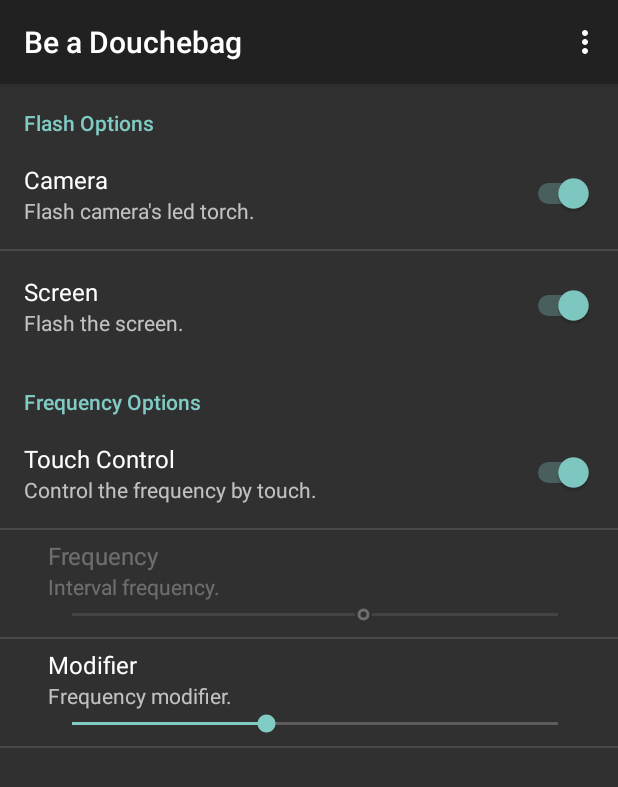
After one commit to Stamoulohta/Douchebag, an Android app: the fragment SettingsFragment placed in its activity, on a phone screen of 412 x 824 dp. The commit adds this screen. Shown: the top 787 px of the screen. Run offline under Robolectric (Android 15) with nearby library versions, the phone set to English and light mode, and no system bars; 1 statement that could not run was skipped.

Commit message:
Settings screen.

```diff
--- a/app/build.gradle
+++ b/app/build.gradle
@@ -15,12 +15,16 @@ android {
             minifyEnabled true
             proguardFiles getDefaultProguardFile('proguard-android.txt'), 'proguard-rules.pro'
         }
+        debug {
+            applicationIdSuffix ".debug"
+        }
     }
 }
 
 dependencies {
     implementation fileTree(dir: 'libs', include: ['*.jar'])
     implementation 'com.android.support:appcompat-v7:27.1.1'
+    implementation 'com.android.support:preference-v7:27.1.1'
     testImplementation 'junit:junit:4.12'
     androidTestImplementation 'com.android.support.test:runner:1.0.2'
     androidTestImplementation 'com.android.support.test.espresso:espresso-core:3.0.2'
--- a/app/src/main/java/com/stamoulohta/douchebag/MainActivity.java
+++ b/app/src/main/java/com/stamoulohta/douchebag/MainActivity.java
@@ -1,13 +1,80 @@
 package com.stamoulohta.douchebag;
 
+import android.content.SharedPreferences;
 import android.os.Bundle;
+import android.support.v7.app.ActionBar;
 import android.support.v7.app.AppCompatActivity;
+import android.support.v7.preference.PreferenceManager;
+import android.support.v7.widget.Toolbar;
+import android.view.Menu;
+import android.view.MenuInflater;
+import android.view.MenuItem;
 
-public class MainActivity extends AppCompatActivity {
+public class MainActivity extends AppCompatActivity implements SharedPreferences.OnSharedPreferenceChangeListener {
+
+    SettingsFragment settingsFragment;
+    ActionBar actionBar;
 
     @Override
     protected void onCreate(Bundle savedInstanceState) {
         super.onCreate(savedInstanceState);
+        PreferenceManager.setDefaultValues(this, R.xml.preferences, false);
+        PreferenceManager.getDefaultSharedPreferences(this).registerOnSharedPreferenceChangeListener(this);
+        settingsFragment = new SettingsFragment();
         setContentView(R.layout.activity_main);
+        getFragmentManager().beginTransaction().add(R.id.fragment_holder, new StrobeFragment()).commit();
+        setSupportActionBar((Toolbar) findViewById(R.id.my_toolbar));
+        actionBar = getSupportActionBar();
+    }
+
+    @Override
+    public boolean onCreateOptionsMenu(Menu menu) {
+        MenuInflater inflater = getMenuInflater();
+        inflater.inflate(R.menu.main, menu);
+        return true;
+    }
+
+    @Override
+    public boolean onOptionsItemSelected(MenuItem item) {
+        switch (item.getItemId()) {
+            case R.id.action_settings:
+                getFragmentManager().beginTransaction()
+                        .replace(R.id.fragment_holder, settingsFragment)
+                        .addToBackStack(null)
+                        .commit();
+                setHomeButtonEnabled(true);
+                return true;
+
+            case android.R.id.home:
+                super.onBackPressed();
+                setHomeButtonEnabled(false);
+                return true;
+
+            default:
+                return false;
+        }
+    }
+
+    @Override
+    public void onSharedPreferenceChanged(SharedPreferences sharedPreferences, String key) {
+        switch (key) {
+            case SettingsFragment.CAMERA_KEY:
+                break;
+            case SettingsFragment.SCREEN_KEY:
+                break;
+            case SettingsFragment.TOUCH_KEY:
+                break;
+            case SettingsFragment.FREQ_KEY:
+                break;
+            case SettingsFragment.MOD_KEY:
+                break;
+        }
+    }
+
+    private void setHomeButtonEnabled(boolean show) {
+        if (actionBar != null) {
+            actionBar.setDisplayShowHomeEnabled(show);
+            actionBar.setDisplayHomeAsUpEnabled(show);
+        }
     }
 }
--- /dev/null
+++ b/app/src/main/java/com/stamoulohta/douchebag/SettingsFragment.java
@@ -0,0 +1,45 @@
+package com.stamoulohta.douchebag;
+
+import android.content.SharedPreferences;
+import android.os.Bundle;
+import android.preference.PreferenceFragment;
+import android.support.annotation.Nullable;
+import android.support.v7.preference.PreferenceManager;
+
+public class SettingsFragment extends PreferenceFragment implements SharedPreferences.OnSharedPreferenceChangeListener {
+
+    public static final String CAMERA_KEY = "CAMERA";
+    public static final String SCREEN_KEY = "SCREEN";
+    public static final String TOUCH_KEY = "TOUCH";
+    public static final String FREQ_KEY = "FREQ";
+    public static final String MOD_KEY = "MOD";
+
+    private SharedPreferences sharedPreferences;
+
+    @Override
+    public void onCreate(@Nullable Bundle savedInstanceState) {
+        super.onCreate(savedInstanceState);
+        addPreferencesFromResource(R.xml.preferences);
+        sharedPreferences = PreferenceManager.getDefaultSharedPreferences(getActivity());
+        sharedPreferences.registerOnSharedPreferenceChangeListener(this);
+    }
+
+    @Override
+    public void onResume() {
+        setDisabledPreferences(sharedPreferences.getBoolean(TOUCH_KEY, true));
+        super.onResume();
+    }
+
+    @Override
+    public void onSharedPreferenceChanged(SharedPreferences sharedPreferences, String key) {
+        if (key.equals(TOUCH_KEY)) {
+            setDisabledPreferences(sharedPreferences.getBoolean(TOUCH_KEY, true));
+        }
+    }
+
+    private void setDisabledPreferences(boolean touch) {
+        getPreferenceScreen().findPreference(MOD_KEY).setEnabled(touch);
+        getPreferenceScreen().findPreference(FREQ_KEY).setEnabled(!touch);
+
+    }
+}
--- /dev/null
+++ b/app/src/main/java/com/stamoulohta/douchebag/StrobeFragment.java
@@ -0,0 +1,17 @@
+package com.stamoulohta.douchebag;
+
+import android.app.Fragment;
+import android.os.Bundle;
+import android.support.annotation.Nullable;
+import android.view.LayoutInflater;
+import android.view.View;
+import android.view.ViewGroup;
+
+public class StrobeFragment extends Fragment {
+
+    @Nullable
+    @Override
+    public View onCreateView(LayoutInflater inflater, @Nullable ViewGroup container, Bundle savedInstanceState) {
+        return inflater.inflate(R.layout.strobe_fragment, container, false);
+    }
+}
--- a/app/src/main/res/layout/activity_main.xml
+++ b/app/src/main/res/layout/activity_main.xml
@@ -1,14 +1,26 @@
 <?xml version="1.0" encoding="utf-8"?>
-<LinearLayout
-    xmlns:android="http://schemas.android.com/apk/res/android"
+<LinearLayout xmlns:android="http://schemas.android.com/apk/res/android"
+    xmlns:app="http://schemas.android.com/apk/res-auto"
+    xmlns:tools="http://schemas.android.com/tools"
     android:layout_width="match_parent"
     android:layout_height="match_parent"
     android:orientation="vertical"
     android:gravity="bottom">
 
-    <com.stamoulohta.douchebag.StrobeView
-        android:id="@+id/strobe_view"
+    <android.support.v7.widget.Toolbar
+        android:id="@+id/my_toolbar"
+        android:layout_width="match_parent"
+        android:layout_height="?attr/actionBarSize"
+        android:background="?attr/colorPrimary"
+        android:elevation="4dp"
+        android:theme="@style/ThemeOverlay.AppCompat.Dark.ActionBar"
+        app:popupTheme="@style/ThemeOverlay.AppCompat.Dark"
+        tools:ignore="UnusedAttribute" />
+
+    <FrameLayout
+        android:id="@+id/fragment_holder"
         android:layout_width="match_parent"
         android:layout_height="match_parent"
-        android:background="@color/lightOff" />
+        android:layout_gravity="top" />
+
 </LinearLayout>
--- /dev/null
+++ b/app/src/main/res/menu/main.xml
@@ -0,0 +1,11 @@
+<?xml version="1.0" encoding="utf-8"?>
+<menu xmlns:android="http://schemas.android.com/apk/res/android"
+    xmlns:app="http://schemas.android.com/apk/res-auto">
+
+    <!-- Settings, should always be in the overflow (showAsAction=never) -->
+    <item
+        android:id="@+id/action_settings"
+        android:title="@string/action_settings"
+        app:showAsAction="never" />
+
+</menu>
--- a/app/src/main/res/values/strings.xml
+++ b/app/src/main/res/values/strings.xml
@@ -1,3 +1,22 @@
 <resources>
+
     <string name="app_name">Be a Douchebag</string>
+
+    <!-- PREFERENCES  -->
+    <string name="pref_cat_flash">Flash Options</string>
+    <string name="pref_cat_freq">Frequency Options</string>
+    <string name="pref_camera_t">Camera</string>
+    <string name="pref_camera_s">Flash camera\'s led torch.</string>
+    <string name="pref_screen_t">Screen</string>
+    <string name="pref_screen_s">Flash the screen.</string>
+    <string name="pref_touch_t">Touch Control</string>
+    <string name="pref_touch_s">Control the frequency by touch.</string>
+    <string name="pref_freq_t">Frequency</string>
+    <string name="pref_freq_s">Interval frequency.</string>
+    <string name="pref_mod_t">Modifier</string>
+    <string name="pref_mod_s">Frequency modifier.</string>
+
+    <!-- ACTIONS -->
+    <string name="action_settings">Settings</string>
+
 </resources>
--- /dev/null
+++ b/app/src/main/res/xml/preferences.xml
@@ -0,0 +1,47 @@
+<?xml version="1.0" encoding="utf-8"?><!--suppress AndroidElementNotAllowed -->
+<PreferenceScreen xmlns:android="http://schemas.android.com/apk/res/android"
+    xmlns:asp="http://schemas.android.com/apk/res-auto">
+
+    <PreferenceCategory android:title="@string/pref_cat_flash">
+
+        <SwitchPreference
+            android:defaultValue="true"
+            android:key="CAMERA"
+            android:summary="@string/pref_camera_s"
+            android:title="@string/pref_camera_t" />
+
+        <SwitchPreference
+            android:defaultValue="true"
+            android:key="SCREEN"
+            android:summary="@string/pref_screen_s"
+            android:title="@string/pref_screen_t" />
+
+    </PreferenceCategory>
+
+    <PreferenceCategory android:title="@string/pref_cat_freq">
+
+        <SwitchPreference
+            android:defaultValue="true"
+            android:key="TOUCH"
+            android:summary="@string/pref_touch_s"
+            android:title="@string/pref_touch_t" />
+
+        <SeekBarPreference
+            android:defaultValue="120"
+            android:key="FREQ"
+            android:max="200"
+            android:summary="@string/pref_freq_s"
+            android:title="@string/pref_freq_t"
+            asp:min="50" />
+
+        <SeekBarPreference
+            android:defaultValue="120"
+            android:key="MOD"
+            android:max="300"
+            android:summary="@string/pref_mod_s"
+            android:title="@string/pref_mod_t"
+            asp:min="150" />
+
+    </PreferenceCategory>
+
+</PreferenceScreen>
```
Also changed, not shown: app/src/main/res/layout/strobe_fragment.xml (added, +14 -0 lines).
